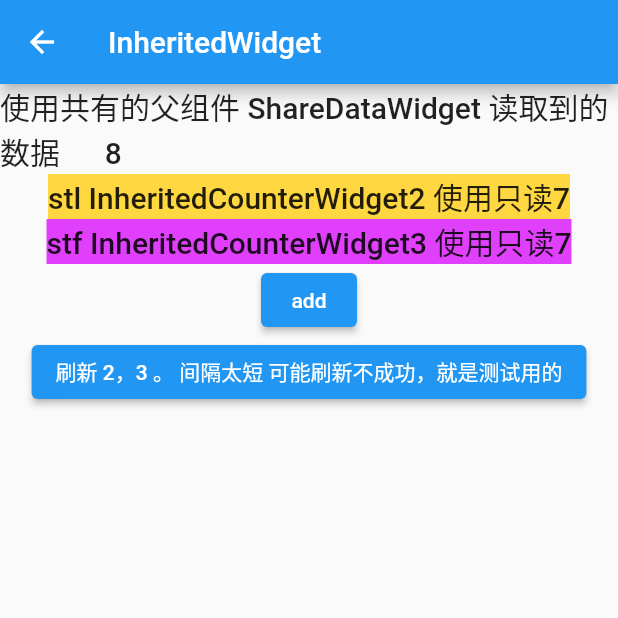
After one commit to xxxIxxxx/flutter_ddup, a Flutter app: the InheritedWidgetPage screen opened by its route, after a tap on "add", after a tap on "刷新 2，3 。 间隔太短 可能刷新不成功，就是测试用的", on a phone screen of 412 x 824 dp, the top half of it. The commit adds this screen. Run offline on Flutter 3.47's test engine with Material 2 defaults, Android fonts, the phone set to English and light mode, and no system bars; our stand-ins replace fluro.

Commit message:
InheritedWidget数据共享

```diff
--- a/lib/app/home_page.dart
+++ b/lib/app/home_page.dart
@@ -256,6 +256,13 @@ class _MyHomePageState extends State<MyHomePage> {
             },
             child: const Text("WillPopScope 控制返回"),
           ),
+          TextButton(
+            onPressed: () {
+              Application.router.navigateTo(context, Routes.inheritedWidget,
+                  transition: TransitionType.native);
+            },
+            child: const Text("InheritedWidget 共享状态"),
+          ),
         ],
       ),
     );
--- /dev/null
+++ b/lib/class/InheritedWidget数据共享/inherited_widget_page.dart
@@ -0,0 +1,122 @@
+// ignore_for_file: avoid_print
+
+import 'dart:async';
+
+import 'package:flutter/material.dart';
+import 'package:flutter_ddup/class/InheritedWidget%E6%95%B0%E6%8D%AE%E5%85%B1%E4%BA%AB/share_data_widget.dart';
+
+class InheritedWidgetPage extends StatefulWidget {
+  const InheritedWidgetPage({Key? key}) : super(key: key);
+
+  @override
+  _InheritedWidgetPageState createState() => _InheritedWidgetPageState();
+}
+
+class _InheritedWidgetPageState extends State<InheritedWidgetPage> {
+  int _count = 7;
+  bool _change = true;
+  @override
+  Widget build(BuildContext context) {
+    print("big build");
+    return Scaffold(
+      appBar: AppBar(
+        title: const Text('InheritedWidget'),
+      ),
+      body: ShareDataWidget(
+        data: _count,
+        child: Column(children: <Widget>[
+          const InheritedCountWidget(),
+          if (_change) const InheritedCounterWidget2(),
+          if (_change) const InheritedCounterWidget3(),
+          ElevatedButton(
+              onPressed: () {
+                setState(() {
+                  _count++;
+                });
+              },
+              child: const Text("add")),
+          ElevatedButton(
+              onPressed: () {
+                setState(() => _change = false);
+
+                Timer.periodic(const Duration(milliseconds: 20), (timer) {
+                  timer.cancel();
+                  if (mounted) {
+                    setState(() => _change = true);
+                  }
+                });
+              },
+              child: const Text("刷新 2，3 。 间隔太短 可能刷新不成功，就是测试用的")),
+        ]),
+      ),
+    );
+  }
+}
+
+class InheritedCountWidget extends StatefulWidget {
+  const InheritedCountWidget({Key? key}) : super(key: key);
+
+  @override
+  State<InheritedCountWidget> createState() => _InheritedCountWidgetState();
+}
+
+class _InheritedCountWidgetState extends State<InheritedCountWidget> {
+  @override
+  Widget build(BuildContext context) {
+    print("InheritedCountWidget  build");
+    //* 如果在 build 中不用这个数据 那么不会刷新
+    return Text(
+        "使用共有的父组件 ShareDataWidget 读取到的数据      " +
+            (ShareDataWidget.of(context)?.data.toString() ?? ''),
+        style: Theme.of(context).textTheme.headline6);
+  }
+
+  @override
+  void didChangeDependencies() {
+    print("didChangeDependencies");
+    super.didChangeDependencies();
+  }
+}
+
+class InheritedCounterWidget2 extends StatelessWidget {
+  const InheritedCounterWidget2({Key? key}) : super(key: key);
+
+  @override
+  Widget build(BuildContext context) {
+    print("InheritedCounterWidget222 build");
+    return Container(
+      color: Colors.amberAccent,
+      child: Text(
+          "stl InheritedCounterWidget2 使用只读" +
+              (ShareDataWidget.onlyRead(context)?.data.toString() ?? ''),
+          style: Theme.of(context).textTheme.headline6),
+    );
+  }
+}
+
+class InheritedCounterWidget3 extends StatefulWidget {
+  const InheritedCounterWidget3({Key? key}) : super(key: key);
+
+  @override
+  State<InheritedCounterWidget3> createState() => _InheritedCounterWidget3();
+}
+
+class _InheritedCounterWidget3 extends State<InheritedCounterWidget3> {
+  @override
+  Widget build(BuildContext context) {
+    print("InheritedCounterWidget333  build");
+    return Container(
+      color: Colors.purpleAccent,
+      child: Text(
+          "stf InheritedCounterWidget3 使用只读" +
+              (ShareDataWidget.onlyRead(context)?.data.toString() ?? ''),
+          style: Theme.of(context).textTheme.headline6),
+    );
+  }
+
+  @override
+  void didChangeDependencies() {
+    super.didChangeDependencies();
+    print("didChangeDependencies  333");
+  }
+}
--- /dev/null
+++ b/lib/class/InheritedWidget数据共享/share_data_widget.dart
@@ -0,0 +1,30 @@
+import 'package:flutter/material.dart';
+
+class ShareDataWidget extends InheritedWidget {
+  const ShareDataWidget({Key? key, required this.data, required Widget child})
+      : super(key: key, child: child);
+
+  final int data;
+
+  /// 读取并依赖数据 会刷新
+  static ShareDataWidget? of(BuildContext context) {
+    return context.dependOnInheritedWidgetOfExactType<ShareDataWidget>();
+  }
+
+  /// 只读取数据，不会刷新
+  static ShareDataWidget? onlyRead(BuildContext context) {
+    var w = context
+        .getElementForInheritedWidgetOfExactType<ShareDataWidget>()
+        ?.widget;
+    if (w is ShareDataWidget) {
+      return w;
+    }
+    return null;
+  }
+
+  /// 数据发生变化时  是否通知子树中依赖数据的 widget 重新 build
+  @override
+  bool updateShouldNotify(covariant ShareDataWidget oldWidget) {
+    return oldWidget.data != data;
+  }
+}
--- a/lib/route/route_handlers.dart
+++ b/lib/route/route_handlers.dart
@@ -12,6 +12,7 @@ import '../class/FittedBox空间适配/fitted_box_page.dart';
 import '../class/Flex,Expanded,Spacer弹性布局/flex_expanded_page.dart';
 import '../class/GridView二维网格列表/grid_view_page.dart';
 import '../class/Image图片/image_page.dart';
+import '../class/InheritedWidget数据共享/inherited_widget_page.dart';
 import '../class/LayoutBuilder获取父组件传递的约束信息/layout_builder_page.dart';
 import '../class/LinearProgressIndicator,CircularProgressIndicator,Timer进度指示器/progress_page.dart';
 import '../class/ListView/list_view_page.dart';
@@ -206,3 +207,9 @@ var willPopScopeHandeler = Handler(
     handlerFunc: (BuildContext? context, Map<String, List<String>> params) {
   return const WillPopScopePage();
 });
+
+
+var inheritedWidgetHandeler = Handler(
+    handlerFunc: (BuildContext? context, Map<String, List<String>> params) {
+  return const InheritedWidgetPage();
+});
--- a/lib/route/routes.dart
+++ b/lib/route/routes.dart
@@ -39,6 +39,7 @@ class Routes {
   static String customScrollView = "/customScrollView";
   static String nestedScrollView = "/nestedScrollView";
   static String willPopScope = "/willPopScope";
+  static String inheritedWidget = "/inheritedWidget";
 
 
   static void configureRoutes(FluroRouter router) {
@@ -81,5 +82,6 @@ class Routes {
     router.define(customScrollView, handler: customScrollViewHandeler);
     router.define(nestedScrollView, handler: nestedScrollViewHandeler);
     router.define(willPopScope, handler: willPopScopeHandeler);
+    router.define(inheritedWidget, handler: inheritedWidgetHandeler);
   }
 }
```
